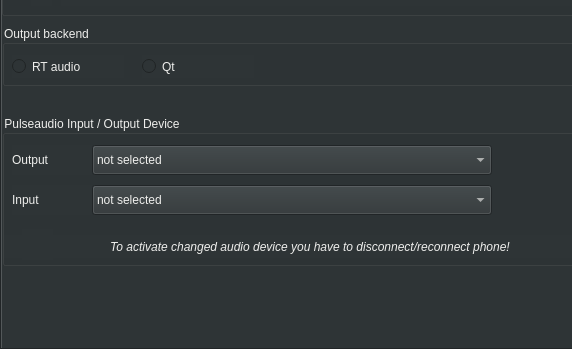
Before: the Qt Designer form src/autoapp/UI/settingswindow.ui in arash-rasouli/openauto, drawn with Qt 5; both pictures show x 0 to 572 and y 131 to 480 of the 800 by 480 pixel window.
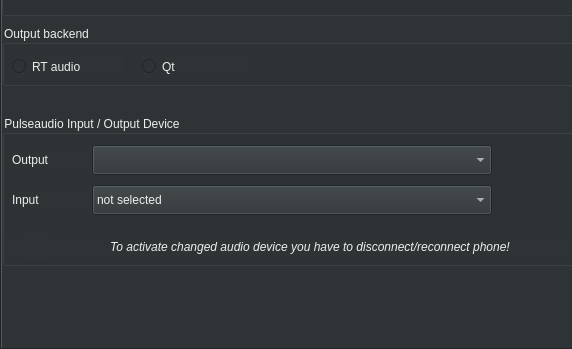
After: the same form once the commit is applied. The open tabs and pages were chosen to show the change. Icons and pictures are not drawn.

The edit to the form file:
```diff
--- a/src/autoapp/UI/settingswindow.ui
+++ b/src/autoapp/UI/settingswindow.ui
@@ -620,14 +620,6 @@
       <property name="editable">
        <bool>false</bool>
       </property>
-      <property name="currentText">
-       <string>not selected</string>
-      </property>
-      <item>
-       <property name="text">
-        <string>not selected</string>
-       </property>
-      </item>
      </widget>
      <widget class="QLabel" name="labelPulseOutput">
       <property name="geometry">
```
